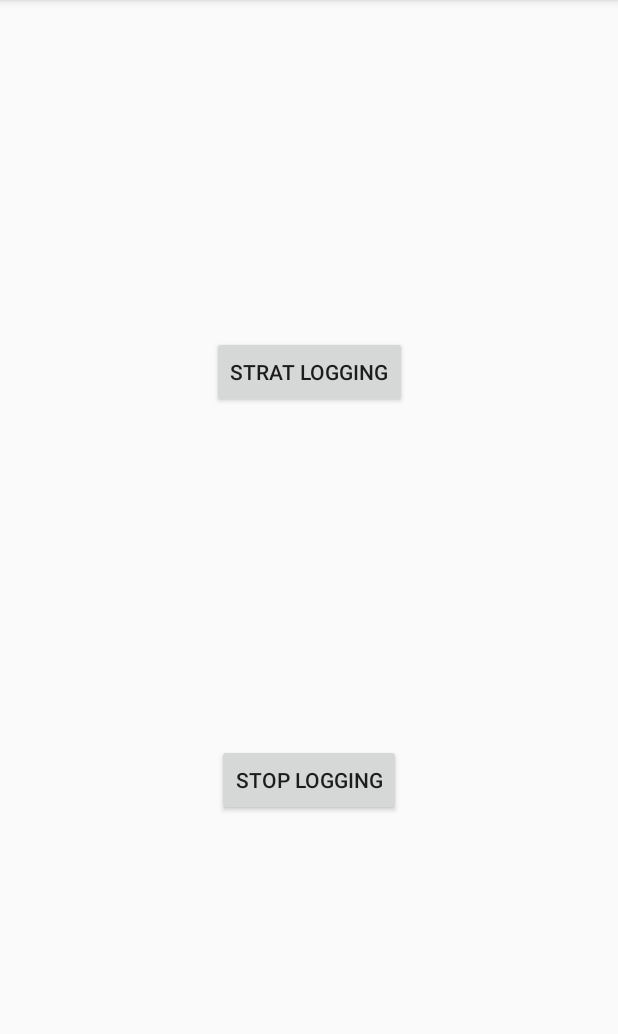
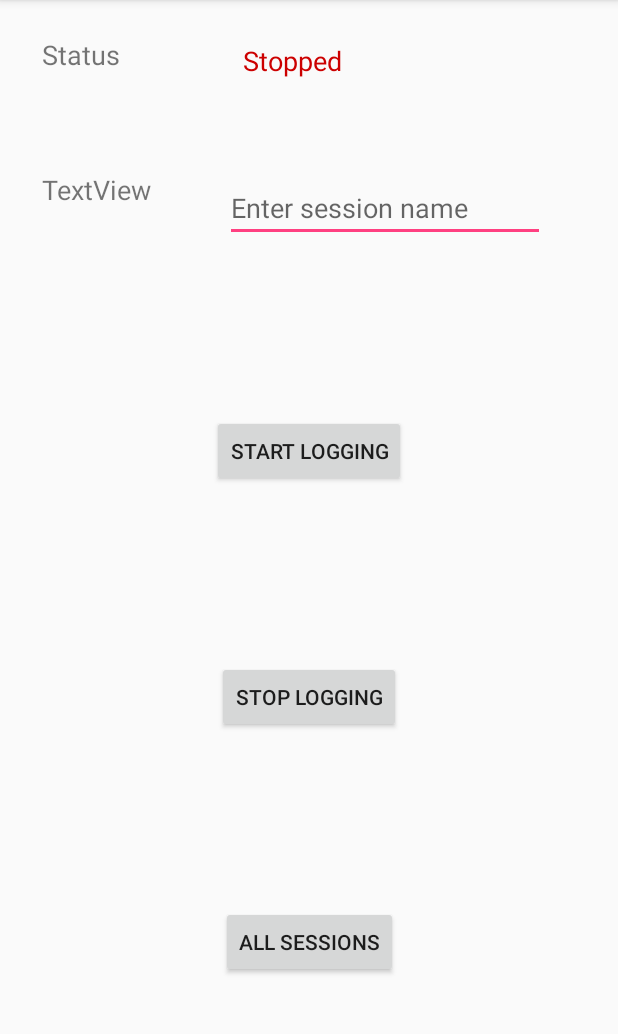
Before and after one commit to bbello25/HikingTracker, an Android app: the screen it shows after launch (MainActivity), in the side drawer, after a tap on "Tracker", on a phone screen of 412 x 824 dp, the part 84-1118 px from its top. Run offline under Robolectric (Android 15) with nearby library versions, the phone set to English and light mode, and no system bars.

Commit message:
Added forgotten code for location service Initialized session manger

```diff
--- /dev/null
+++ b/app/src/main/java/com/example/brano/hikingtracker/Session.java
@@ -0,0 +1,50 @@
+package com.example.brano.hikingtracker;
+
+import android.content.Context;
+import android.content.SharedPreferences;
+import android.preference.PreferenceManager;
+
+public class Session {
+
+    private static Session instance = null;
+    private SharedPreferences prefs;
+
+
+    private Session() {
+    }
+
+    public static synchronized Session getInstance() {
+        if (instance == null) {
+            return null;
+        }
+        return instance;
+    }
+
+    public static void createSession(Context ctx) {
+        if (instance == null) {
+            instance = new Session();
+            instance.prefs = PreferenceManager.getDefaultSharedPreferences(ctx.getApplicationContext());
+        }
+    }
+
+    public static boolean isSessionStarted() {
+        return instance != null;
+    }
+
+
+    public boolean getLoggingStatus() {
+        return prefs.getBoolean("isLogging", false);
+    }
+
+    public void setLoggingStatus(boolean status) {
+        prefs.edit().putBoolean("isLogging", status).apply();
+    }
+
+    public String getSessionName() {
+        return prefs.getString("sessionName", "unknown");
+    }
+
+    public void setSessionName(String name) {
+        prefs.edit().putString("sessionName", name).apply();
+    }
+}
--- a/app/src/main/java/com/example/brano/hikingtracker/TrackerFragment.java
+++ b/app/src/main/java/com/example/brano/hikingtracker/TrackerFragment.java
@@ -3,12 +3,14 @@ package com.example.brano.hikingtracker;
 
 import android.Manifest;
 import android.app.Activity;
+import android.app.AlertDialog;
 import android.content.ComponentName;
 import android.content.Context;
 import android.content.Intent;
 import android.content.ServiceConnection;
 import android.content.SharedPreferences;
 import android.content.pm.PackageManager;
+import android.graphics.Color;
 import android.os.Bundle;
 import android.os.IBinder;
 import android.preference.PreferenceManager;
@@ -16,27 +18,35 @@ import android.support.annotation.NonNull;
 import android.support.v4.app.ActivityCompat;
 import android.support.v4.app.Fragment;
 import android.support.v4.content.ContextCompat;
+import android.text.TextUtils;
 import android.util.Log;
 import android.view.LayoutInflater;
 import android.view.View;
 import android.view.ViewGroup;
 import android.widget.Button;
+import android.widget.EditText;
+import android.widget.TextView;
 import android.widget.Toast;
-
-import java.util.prefs.PreferenceChangeEvent;
 
 public class TrackerFragment extends Fragment {
 
     String TAG = TrackerFragment.class.getSimpleName();
+    private static final int REQUEST_LOCATION_PERMISSION_CODE = 1234;
 
     public LocationService locationService;
     private View view;
     private Context context;
     private Activity activity;
+    private SharedPreferences preferences;
+    SharedPreferences.Editor editor;
+
+    Session session;
+
     private Button btnStartLogging;
     private Button btnStopLogging;
-    private SharedPreferences preferences;
-    SharedPreferences.Editor editor;
+    private Button btnAllTracks;
+    private EditText edttCurrentSessionName;
+    private TextView txtwStatus;
 
     public TrackerFragment() {
     }
@@ -50,9 +60,23 @@ public class TrackerFragment extends Fragment {
         context = view.getContext();
         activity = this.getActivity();
         preferences = PreferenceManager.getDefaultSharedPreferences(context);
+        if (!Session.isSessionStarted()) {
+            Session.createSession(context);
+        }
+        session = Session.getInstance();
 
+
+        edttCurrentSessionName = view.findViewById(R.id.edttSessionName);
         btnStartLogging = view.findViewById(R.id.btnStartLogging);
         btnStopLogging = view.findViewById(R.id.btnStopLogging);
+        btnAllTracks = view.findViewById(R.id.btnAllTracks);
+        txtwStatus = view.findViewById(R.id.txtwStatus);
+
+        if (session.getLoggingStatus()) {
+            edttCurrentSessionName.setText(session.getSessionName());
+            txtwStatus.setText("Running");
+            txtwStatus.setTextColor(Color.GREEN);
+        }
 
         //for future use
         editor = preferences.edit();
@@ -62,13 +86,27 @@ public class TrackerFragment extends Fragment {
         btnStartLogging.setOnClickListener(new View.OnClickListener() {
             @Override
             public void onClick(View v) {
-                connectToLoacationService();
+
+                if (TextUtils.isEmpty(edttCurrentSessionName.getText())) {
+                    Toast.makeText(context, "Enter session name please.", Toast.LENGTH_LONG).show();
+                } else {
+                    session.setSessionName(edttCurrentSessionName.getText().toString());
+                    txtwStatus.setText("Running");
+                    txtwStatus.setTextColor(Color.GREEN);
+                    session.setLoggingStatus(true);
+                    connectToLoacationService();
+                }
+
+
             }
         });
 
         btnStopLogging.setOnClickListener(new View.OnClickListener() {
             @Override
             public void onClick(View v) {
+                txtwStatus.setText("Stopped");
+                txtwStatus.setTextColor(Color.RED);
+                session.setLoggingStatus(false);
                 stopLocationService();
             }
         });
@@ -101,7 +139,7 @@ public class TrackerFragment extends Fragment {
 
             ActivityCompat.requestPermissions(activity,
                     new String[]{Manifest.permission.ACCESS_FINE_LOCATION},
-                    Constants.REQUEST_LOCATION_PERMISSION_CODE);
+                    REQUEST_LOCATION_PERMISSION_CODE);
         } else {
             if (preferences.getBoolean("needBound", false)) {
                 bindToLocationService();
@@ -116,7 +154,7 @@ public class TrackerFragment extends Fragment {
     public void onRequestPermissionsResult(int requestCode,
                                            @NonNull String permissions[], @NonNull int[] grantResults) {
         switch (requestCode) {
-            case Constants.REQUEST_LOCATION_PERMISSION_CODE: {
+            case REQUEST_LOCATION_PERMISSION_CODE: {
                 // If request is cancelled, the result arrays are empty.
                 if (grantResults.length > 0 && grantResults[0] == PackageManager.PERMISSION_GRANTED) {
                     Log.d(TAG, "Location permission was granted");
--- a/app/src/main/res/layout/fragment_tracker.xml
+++ b/app/src/main/res/layout/fragment_tracker.xml
@@ -12,21 +12,98 @@
         android:id="@+id/btnStartLogging"
         android:layout_width="wrap_content"
         android:layout_height="wrap_content"
+        android:layout_marginEnd="8dp"
+        android:layout_marginStart="8dp"
         android:text="@string/strat_logging"
         app:layout_constraintBottom_toTopOf="@+id/btnStopLogging"
         app:layout_constraintEnd_toEndOf="parent"
-        app:layout_constraintHorizontal_bias="0.5"
         app:layout_constraintStart_toStartOf="parent"
-        app:layout_constraintTop_toTopOf="parent" />
+        app:layout_constraintTop_toBottomOf="@+id/edttSessionName" />
 
     <Button
         android:id="@+id/btnStopLogging"
         android:layout_width="wrap_content"
         android:layout_height="wrap_content"
+        android:layout_marginEnd="8dp"
+        android:layout_marginStart="8dp"
         android:text="@string/stop_logging"
+        app:layout_constraintBottom_toTopOf="@+id/btnAllTracks"
+        app:layout_constraintEnd_toEndOf="parent"
+        app:layout_constraintStart_toStartOf="parent"
+        app:layout_constraintTop_toBottomOf="@+id/btnStartLogging" />
+
+
+    <Button
+        android:id="@+id/btnAllTracks"
+        android:layout_width="wrap_content"
+        android:layout_height="wrap_content"
+        android:layout_marginEnd="8dp"
+        android:layout_marginStart="8dp"
+        android:text="All sessions"
         app:layout_constraintBottom_toBottomOf="parent"
         app:layout_constraintEnd_toEndOf="parent"
+        app:layout_constraintStart_toStartOf="parent"
+        app:layout_constraintTop_toBottomOf="@+id/btnStopLogging" />
+
+    <TextView
+        android:id="@+id/txtWSessionLabel"
+        android:layout_width="wrap_content"
+        android:layout_height="wrap_content"
+        android:layout_marginBottom="8dp"
+        android:layout_marginStart="28dp"
+        android:layout_marginTop="8dp"
+        android:text="TextView"
+        android:textSize="18sp"
+        app:layout_constraintBottom_toBottomOf="parent"
+        app:layout_constraintStart_toStartOf="parent"
+        app:layout_constraintTop_toTopOf="parent"
+        app:layout_constraintVertical_bias="0.146"
+        tools:text="Session" />
+
+    <EditText
+        android:id="@+id/edttSessionName"
+        android:layout_width="wrap_content"
+        android:layout_height="wrap_content"
+        android:layout_marginEnd="8dp"
+        android:layout_marginStart="8dp"
+        android:ems="10"
+        android:hint="Enter session name"
+        android:inputType="textPersonName"
+        app:layout_constraintBottom_toTopOf="@+id/btnStartLogging"
+        app:layout_constraintEnd_toEndOf="parent"
         app:layout_constraintHorizontal_bias="0.5"
+        app:layout_constraintStart_toEndOf="@+id/txtWSessionLabel"
+        app:layout_constraintTop_toTopOf="parent" />
+
+    <TextView
+        android:id="@+id/txtwStatusLabel"
+        android:layout_width="wrap_content"
+        android:layout_height="wrap_content"
+        android:layout_marginBottom="8dp"
+        android:layout_marginStart="28dp"
+        android:layout_marginTop="8dp"
+        android:text="Status"
+        android:textSize="18sp"
+        app:layout_constraintBottom_toTopOf="@+id/txtWSessionLabel"
         app:layout_constraintStart_toStartOf="parent"
-        app:layout_constraintTop_toBottomOf="@+id/btnStartLogging" />
+        app:layout_constraintTop_toTopOf="parent"
+        app:layout_constraintVertical_bias="0.222" />
+
+    <TextView
+        android:id="@+id/txtwStatus"
+        android:layout_width="wrap_content"
+        android:layout_height="wrap_content"
+        android:layout_marginBottom="8dp"
+        android:layout_marginEnd="8dp"
+        android:layout_marginStart="8dp"
+        android:layout_marginTop="8dp"
+        android:text="Stopped"
+        android:textColor="@android:color/holo_red_dark"
+        android:textSize="18sp"
+        app:layout_constraintBottom_toTopOf="@+id/edttSessionName"
+        app:layout_constraintEnd_toEndOf="parent"
+        app:layout_constraintHorizontal_bias="0.295"
+        app:layout_constraintStart_toEndOf="@+id/txtwStatusLabel"
+        app:layout_constraintTop_toTopOf="parent"
+        app:layout_constraintVertical_bias="0.266" />
 </android.support.constraint.ConstraintLayout>
--- a/app/src/main/res/values/strings.xml
+++ b/app/src/main/res/values/strings.xml
@@ -9,5 +9,5 @@
     <!-- TODO: Remove or change this placeholder text -->
     <string name="hello_blank_fragment">Hello blank fragment</string>
     <string name="stop_logging">Stop Logging</string>
-    <string name="strat_logging">Strat Logging</string>
+    <string name="strat_logging">Start Logging</string>
 </resources>
```
Also changed, not shown: app/src/main/java/com/example/brano/hikingtracker/LocationService.java (+122 -6 lines).
